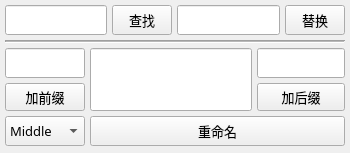
First picture: the form in commons/ui/renamer.ui, repository lonegather/Barbarian, before the edit.
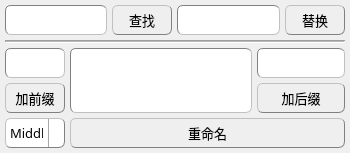
Second picture: the form after the edit. Icons and pictures are not drawn.

Diff of the .ui file:
```diff
--- a/commons/ui/renamer.ui
+++ b/commons/ui/renamer.ui
@@ -41,6 +41,156 @@
    <iconset>
     <normaloff>../icons/logo.png</normaloff>../icons/logo.png</iconset>
   </property>
+  <property name="styleSheet">
+   <string notr="true">QMainWindow{
+	background-color: qlineargradient(spread:pad, x1:0, y1:0, x2:0, y2:1, 
+                                      stop:0 rgba(20, 20, 20, 255), 
+                                      stop:0.1 rgba(60, 60, 60, 255), 
+                                      stop:0.9 rgba(60, 60, 60, 255), 
+                                      stop:1 rgba(40, 40, 40, 255));
+	
+}
+
+QTabWidget::pane { /* The tab widget frame */
+    border-top: 1px solid gray;
+	position: absolute;
+	top: -0.1em;
+}
+
+QTabWidget::tab-bar {
+    alignment: center;
+}
+
+/* Style the tab using the tab sub-control. Note that
+    it reads QTabBar _not_ QTabWidget */
+QTabBar::tab {
+    background: qlineargradient(spread:pad, x1:0, y1:0, x2:0, y2:1, 
+                                stop:0 rgba(140, 140, 140, 255), 
+                                stop:0.3 rgba(50, 50, 50, 255), 
+                                stop:1 rgba(80, 80, 80, 255));
+    border: 1px solid gray;
+    border-bottom-color: grey; /* same as the pane color */
+    border-top-left-radius: 6px;
+    border-top-right-radius: 6px;
+	padding: 0px 20px;
+}
+
+QTabBar::tab:selected, QTabBar::tab:hover {
+    background: qlineargradient(spread:pad, x1:0, y1:0, x2:0, y2:1, 
+                                stop:0 rgba(140, 140, 140, 255), 
+                                stop:0.3 rgba(60, 60, 60, 255), 
+                                stop:1 rgba(100, 100, 100, 255));
+}
+
+QTabBar::tab:!selected {
+    margin-top: 2px; /* make non-selected tabs look smaller */
+}
+
+QSlider::groove:horizontal {
+    border: 1px solid #999999;
+	border-style: inset;
+    height: 10px; /* the groove expands to the size of the slider by default. by giving it a height, it has a fixed size */
+    background: qlineargradient(spread:pad, x1:0, y1:0, x2:0, y2:1, 
+                                stop:0 rgba(20, 20, 20, 255), 
+                                stop:0.3 rgba(40, 40, 40, 255), 
+                                stop:1 rgba(50, 50, 50, 255));
+    margin: 2px 0;
+}
+
+QSlider::handle:horizontal {
+    background: qlineargradient(spread:pad, x1:0, y1:0, x2:0, y2:1, 
+                                stop:0 rgba(140, 140, 140, 255), 
+                                stop:0.3 rgba(80, 80, 80, 255), 
+                                stop:1 rgba(100, 100, 100, 255));
+    border: 1px solid gray;
+	border-style: outset;
+    width: 15px;
+    margin: -10px 0; /* handle is placed by default on the contents rect of the groove. Expand outside the groove */
+    border-radius: 6px;
+}
+
+QListWidget {
+    border: 1px solid gray;
+    border-radius: 6px;
+	border-style: inset;
+    background: qlineargradient(spread:pad, x1:0, y1:0, x2:0, y2:1, 
+                                stop:0 rgba(20, 20, 20, 255), 
+                                stop:0.3 rgba(40, 40, 40, 255), 
+                                stop:1 rgba(50, 50, 50, 255));
+    selection-background-color: black;
+}
+
+QLineEdit {
+    border: 1px solid gray;
+    border-radius: 6px;
+	border-style: inset;
+    background: qlineargradient(spread:pad, x1:0, y1:0, x2:0, y2:1, 
+                                stop:0 rgba(20, 20, 20, 255), 
+                                stop:0.3 rgba(40, 40, 40, 255), 
+                                stop:1 rgba(50, 50, 50, 255));
+    selection-background-color: black;
+}
+
+QComboBox{
+	border: 1px solid gray;
+	border-style: outset;
+    border-radius: 6px;
+	background-color: qlineargradient(spread:pad, x1:0, y1:0, x2:0, y2:1, 
+                                      stop:0 rgba(140, 140, 140, 255), 
+                                      stop:0.3 rgba(50, 50, 50, 255), 
+                                      stop:1 rgba(80, 80, 80, 255));
+}
+
+QComboBox::drop-down {
+    subcontrol-origin: padding;
+    subcontrol-position: top right;
+
+    border-left-width: 1px;
+    border-left-color: darkgray;
+    border-left-style: solid; /* just a single line */
+    border-top-right-radius: 3px; /* same radius as the QComboBox */
+    border-bottom-right-radius: 3px;
+}
+
+QComboBox:!editable:on, QComboBox::drop-down:editable:on{
+	background: qlineargradient(x1: 0, y1: 0, x2: 0, y2: 1,
+                                stop:0 rgba(20, 20, 20, 255), 
+                                stop:0.3 rgba(40, 40, 40, 255), 
+                                stop:1 rgba(50, 50, 50, 255));
+}
+
+QComboBox QAbstractItemView {
+    border: 1px solid grap;
+    selection-background-color: black;
+}
+
+QPushButton{
+	background-color: qlineargradient(spread:pad, x1:0, y1:0, x2:0, y2:1, 
+                                      stop:0 rgba(140, 140, 140, 255), 
+                                      stop:0.3 rgba(50, 50, 50, 255), 
+                                      stop:1 rgba(70, 70, 70, 255));
+	border-style: outset;
+	border-width: 1px;
+	border-radius: 6px;
+	border-color: gray;
+	padding: 6px;
+}
+
+QPushButton:hover{
+	background-color: qlineargradient(spread:pad, x1:0, y1:0, x2:0, y2:1, 
+                                      stop:0 rgba(140, 140, 140, 255), 
+                                      stop:0.3 rgba(60, 60, 60, 255), 
+                                      stop:1 rgba(100, 100, 100, 255));
+}
+
+QPushButton:pressed{
+	background-color: qlineargradient(spread:pad, x1:0, y1:0, x2:0, y2:1, 
+                                      stop:0 rgba(40, 40, 40, 255), 
+                                      stop:0.3 rgba(50, 50, 50, 255), 
+                                      stop:1 rgba(70, 70, 70, 255));
+	border-style: inset;
+}</string>
+  </property>
   <property name="controlList" stdset="0">
    <stringlist>
     <string>aaa</string>
```
Left out of the diff: 28 changed lines with no effect on the pictures.
